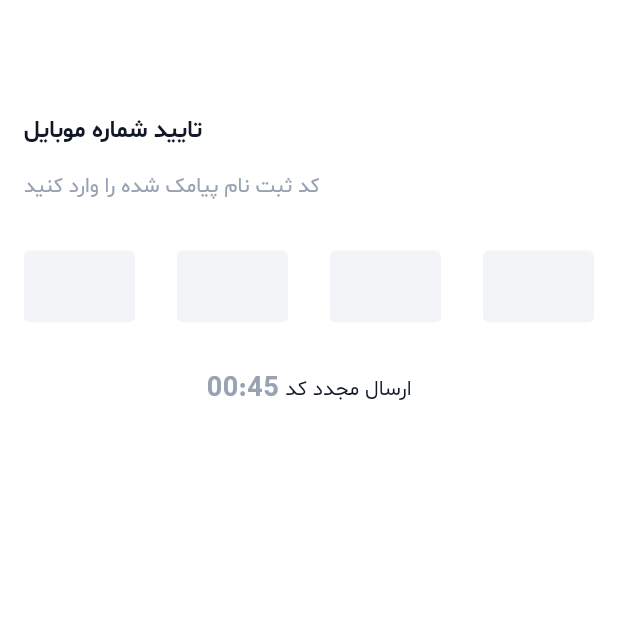
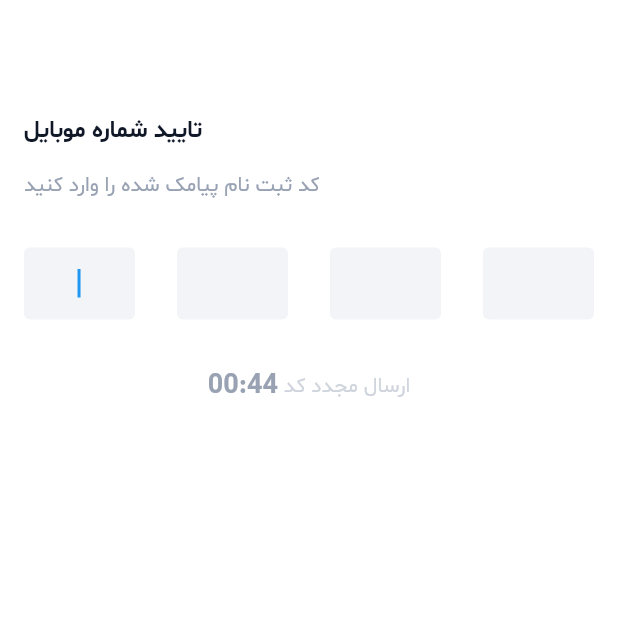
Before and after one commit to fmf1381/Aviz-divar-clone-, a Flutter app: the MobileVerifiSignUpScreen screen opened directly, on a phone screen of 412 x 824 dp, the top half of it. Run offline on Flutter 3.47's test engine with Material 3 defaults, Android fonts, the phone set to English and light mode, and no system bars; our stand-ins replace buttons_tabbar, dotted_border, flutter_switch, iconsax, smooth_page_indicator.

Commit message:
Update Feature

```diff
--- a/lib/screens/aviz_add_screens/image_title_ads_select_view.dart
+++ b/lib/screens/aviz_add_screens/image_title_ads_select_view.dart
@@ -87,7 +87,10 @@ class AdsImagesSelectSection extends StatelessWidget {
                     onPressed: () {},
                     style: ElevatedButton.styleFrom(
                         minimumSize: const Size(150, 40)),
-                    icon: const Icon(Iconsax.document_upload),
+                    icon: const Icon(
+                      Iconsax.document_upload,
+                      color: Colors.white,
+                    ),
                     label: const Text(
                       'انتخاب تصویر',
                       style: Style.white_16px_500w,
--- a/lib/screens/login_screens/mobile_verifi_signup_screen.dart
+++ b/lib/screens/login_screens/mobile_verifi_signup_screen.dart
@@ -1,3 +1,5 @@
+import 'dart:async';
+
 import 'package:aviz/screens/main_screen.dart';
 import 'package:aviz/themes/text_style.dart';
 import 'package:aviz/widgets/custom_textfield_register_code.dart';
@@ -27,29 +29,9 @@ class MobileVerifiSignUpScreen extends StatelessWidget {
               style: Style.grey500_14px_400w,
             ),
             const SizedBox(height: 32),
-            const Row(
-              mainAxisAlignment: MainAxisAlignment.spaceBetween,
-              children: [
-                CustomTextFieldRegisterCode(),
-                CustomTextFieldRegisterCode(),
-                CustomTextFieldRegisterCode(),
-                CustomTextFieldRegisterCode(),
-              ],
-            ),
+            const FieldRegisterCodeRow(),
             const SizedBox(height: 32),
-            const Row(
-              mainAxisAlignment: MainAxisAlignment.center,
-              children: [
-                Text(
-                  '00:45',
-                  style: Style.grey700_18px_500w,
-                ),
-                Text(
-                  ' ارسال مجدد کد',
-                  style: Style.grey700_14px_400w,
-                ),
-              ],
-            ),
+            const CodeResendTimer(),
             const Spacer(),
             Directionality(
               textDirection: TextDirection.ltr,
@@ -79,3 +61,137 @@ class MobileVerifiSignUpScreen extends StatelessWidget {
     );
   }
 }
+
+class FieldRegisterCodeRow extends StatefulWidget {
+  const FieldRegisterCodeRow({
+    super.key,
+  });
+
+  @override
+  State<FieldRegisterCodeRow> createState() => _FieldRegisterCodeRowState();
+}
+
+class _FieldRegisterCodeRowState extends State<FieldRegisterCodeRow> {
+  final List<TextEditingController> _controllers =
+      List.generate(4, (index) => TextEditingController());
+  final List<FocusNode> _focusNodes = List.generate(4, (index) => FocusNode());
+
+  @override
+  void initState() {
+    super.initState();
+
+    for (int i = 0; i < _controllers.length; i++) {
+      _controllers[i].addListener(() {
+        if (_controllers[i].text.length == 1 && i < _controllers.length - 1) {
+          _focusNodes[i + 1].requestFocus();
+        }
+        if (_controllers.last.text.length == 1) {
+          Navigator.of(context).push(
+            MaterialPageRoute(
+              builder: (context) {
+                return const Directionality(
+                  textDirection: TextDirection.rtl,
+                  child: MainScreen(),
+                );
+              },
+            ),
+          );
+        }
+      });
+    }
+  }
+
+  @override
+  void dispose() {
+    for (var controller in _controllers) {
+      controller.dispose();
+    }
+    for (var focusNode in _focusNodes) {
+      focusNode.dispose();
+    }
+    super.dispose();
+  }
+
+  @override
+  Widget build(BuildContext context) {
+    return Row(
+      textDirection: TextDirection.ltr,
+      mainAxisAlignment: MainAxisAlignment.spaceBetween,
+      children: List.generate(
+        4,
+        (index) => CustomTextFieldRegisterCode(
+          controller: _controllers[index],
+          focusNode: _focusNodes[index],
+        ),
+      ),
+    );
+  }
+}
+
+class CodeResendTimer extends StatefulWidget {
+  const CodeResendTimer({
+    super.key,
+  });
+
+  @override
+  State<CodeResendTimer> createState() => _CodeResendTimerState();
+}
+
+class _CodeResendTimerState extends State<CodeResendTimer> {
+  Timer? timer;
+  int start = 45;
+
+  void startTime() {
+    const oneSec = Duration(seconds: 1);
+    timer = Timer.periodic(oneSec, (timer) {
+      if (start == 0) {
+        setState(() {
+          timer.cancel();
+        });
+      } else {
+        setState(() {
+          start--;
+        });
+      }
+    });
+  }
+
+  @override
+  void initState() {
+    super.initState();
+    startTime();
+  }
+
+  @override
+  void dispose() {
+    timer?.cancel();
+    super.dispose();
+  }
+
+  @override
+  Widget build(BuildContext context) {
+    return Row(
+      mainAxisAlignment: MainAxisAlignment.center,
+      children: [
+        Text(
+          '00:$start',
+          style: Style.grey700_18px_500w,
+        ),
+        InkWell(
+          onTap: () {
+            if (start == 0) {
+              start = 45;
+              startTime();
+            }
+          },
+          child: Text(
+            ' ارسال مجدد کد',
+            style: (start != 0)
+                ? Style.grey400_14px_400w
+                : Style.grey700_14px_400w,
+          ),
+        ),
+      ],
+    );
+  }
+}
--- a/lib/screens/main_screen.dart
+++ b/lib/screens/main_screen.dart
@@ -2,7 +2,7 @@ import 'package:aviz/constants/custome_colors.dart';
 import 'package:aviz/screens/ads_screen.dart';
 import 'package:aviz/screens/aviz_add_screens/add_ads_screen.dart';
 import 'package:aviz/screens/my_aviz_screen.dart';
-import 'package:aviz/search_screen.dart';
+import 'package:aviz/screens/search_screen.dart';
 import 'package:aviz/themes/text_style.dart';
 import 'package:flutter/material.dart';
 import 'package:iconsax/iconsax.dart';
--- a/lib/screens/my_aviz_screen.dart
+++ b/lib/screens/my_aviz_screen.dart
@@ -161,7 +161,7 @@ class AccountDetailsCard extends StatelessWidget {
                 const Row(
                   children: [
                     Text(
-                      'سید محمد جواد هاشمی',
+                      'فهیم فولادی',
                       style: Style.grey700_14px_400w,
                     ),
                     Spacer(),
--- a/lib/widgets/category_button.dart
+++ b/lib/widgets/category_button.dart
@@ -3,7 +3,7 @@ import 'package:aviz/themes/text_style.dart';
 import 'package:flutter/material.dart';
 
 class CategoryButton extends StatelessWidget {
-  CategoryButton({super.key, this.text = '',this.onTap});
+  CategoryButton({super.key, this.text = '', this.onTap});
   final String text;
   void Function()? onTap;
 
--- a/lib/widgets/custom_textfield_register_code.dart
+++ b/lib/widgets/custom_textfield_register_code.dart
@@ -22,7 +22,9 @@ class _CustomTextFieldRegisterCodeState
       height: 48,
       width: 74,
       child: TextField(
+        autofocus: true,
         controller: widget.controller,
+        focusNode: widget.focusNode,
         onChanged: (value) {
           setState(() {
             _isFilled = value.isNotEmpty;
--- a/lib/widgets/location_selector.dart
+++ b/lib/widgets/location_selector.dart
@@ -32,7 +32,10 @@ class LocationSelector extends StatelessWidget {
           width: 186,
           child: ElevatedButton.icon(
               onPressed: () {},
-              icon: const Icon(Iconsax.location),
+              icon: const Icon(
+                Iconsax.location,
+                color: Colors.white,
+              ),
               label: const Text(
                 'گرگان، صیاد شیرازی...',
                 style: Style.white_16px_500w,
```
Also changed, not shown: lib/main.dart (+4 -4 lines), lib/screens/ad_details_screen.dart (+8 -2 lines), lib/screens/aviz_add_screens/add_ads_screen.dart (+9 -2 lines), lib/screens/login_screens/mobile_verifi_login_screen.dart (+148 -25 lines), lib/screens/search_screen.dart (added, +66 -0 lines).
